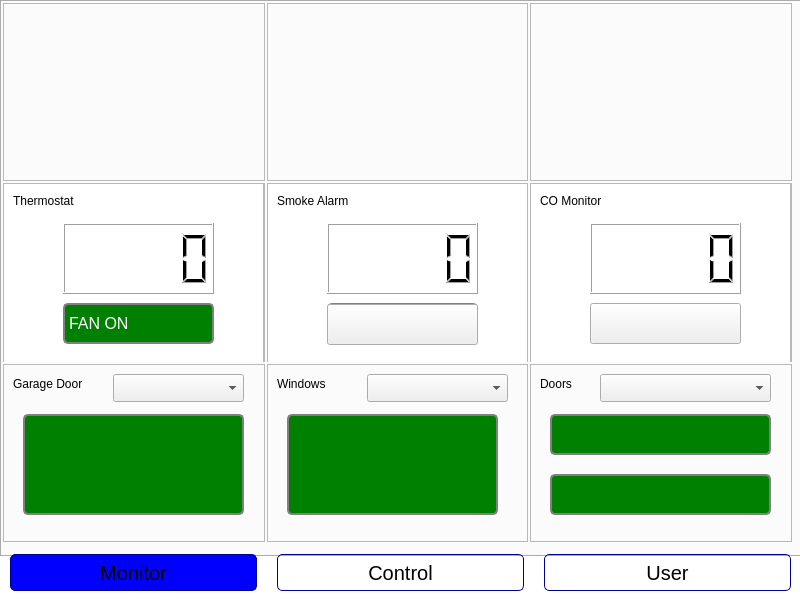
Qt form HomeMonitoringSystem/mainwindow.ui (CampbellWest/Project3Group5) before a commit.
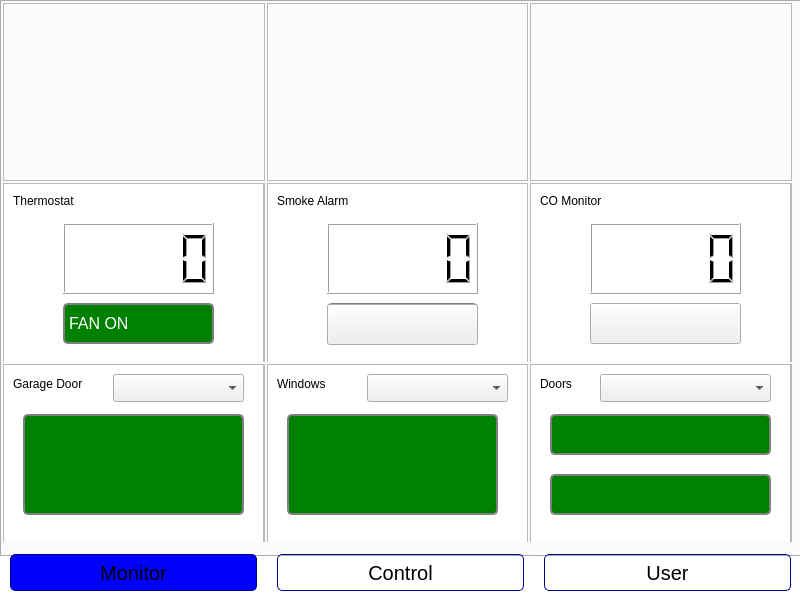
The same form after that commit.

Diff of the .ui file:
```diff
--- a/HomeMonitoringSystem/mainwindow.ui
+++ b/HomeMonitoringSystem/mainwindow.ui
@@ -280,6 +280,20 @@
            </rect>
           </property>
          </widget>
+         <widget class="QTextBrowser" name="textBrowser_8">
+          <property name="geometry">
+           <rect>
+            <x>0</x>
+            <y>0</y>
+            <width>261</width>
+            <height>181</height>
+           </rect>
+          </property>
+         </widget>
+         <zorder>textBrowser_8</zorder>
+         <zorder>label_7</zorder>
+         <zorder>windowLockedMonitor</zorder>
+         <zorder>windowDropDown</zorder>
         </widget>
        </item>
        <item row="4" column="2">
@@ -346,6 +360,20 @@
            </rect>
           </property>
          </widget>
+         <widget class="QTextBrowser" name="textBrowser_9">
+          <property name="geometry">
+           <rect>
+            <x>0</x>
+            <y>0</y>
+            <width>261</width>
+            <height>181</height>
+           </rect>
+          </property>
+         </widget>
+         <zorder>textBrowser_9</zorder>
+         <zorder>label_6</zorder>
+         <zorder>garageOpenMonitor</zorder>
+         <zorder>garageDropDown</zorder>
         </widget>
        </item>
        <item row="5" column="3">
@@ -598,6 +626,21 @@
            <string/>
           </property>
          </widget>
+         <widget class="QTextBrowser" name="textBrowser_7">
+          <property name="geometry">
+           <rect>
+            <x>0</x>
+            <y>0</y>
+            <width>261</width>
+            <height>181</height>
+           </rect>
+          </property>
+         </widget>
+         <zorder>textBrowser_7</zorder>
+         <zorder>label_8</zorder>
+         <zorder>doorDropDown</zorder>
+         <zorder>doorOpenMonitor</zorder>
+         <zorder>doorLockedMonitor</zorder>
         </widget>
        </item>
       </layout>
```
Left out of the diff: 62 changed lines with no effect on the pictures.
